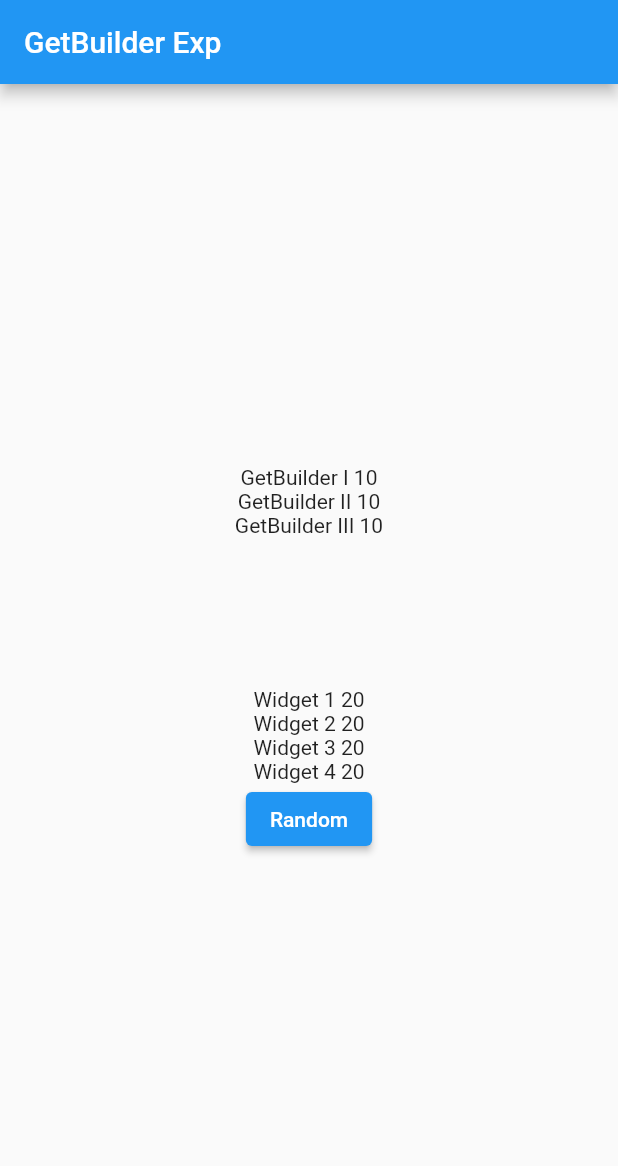
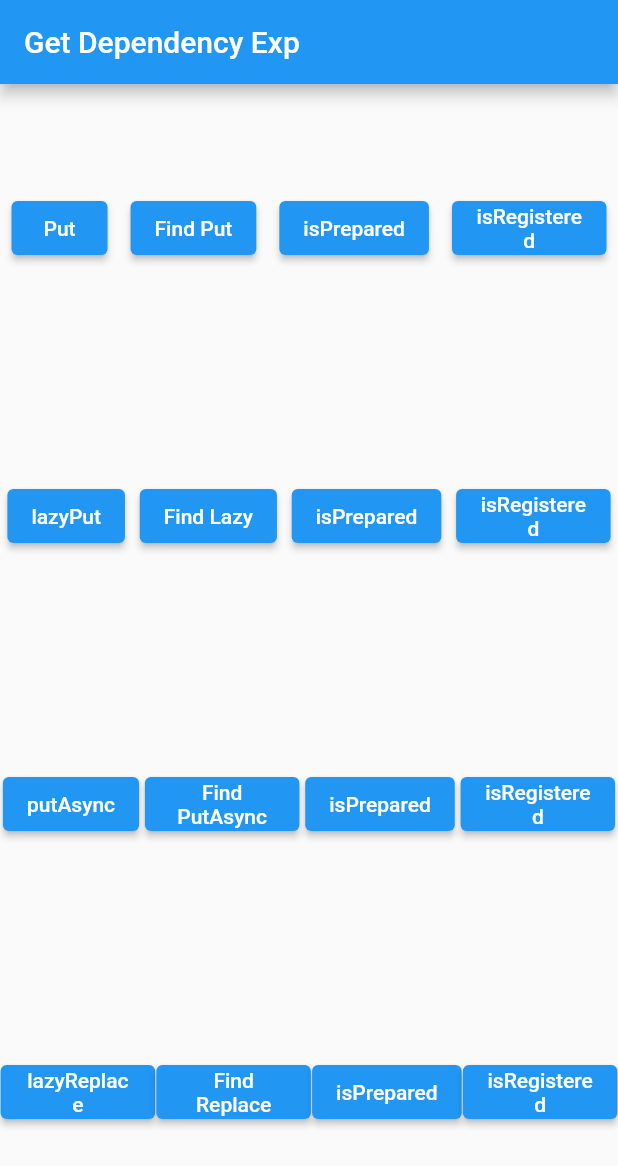
Before and after one commit to Nyan-Win-Naing/flutter_getx, a Flutter app: the screen it shows after launch, on a phone screen of 412 x 824 dp. Shown: the top 1166 px of the screen. Run offline on Flutter 3.47's test engine with Material 2 defaults, Android fonts, the phone set to English and light mode, and no system bars; our stand-ins replace get.

Commit message:
Get Dependency

```diff
--- /dev/null
+++ b/lib/get_lesson/get_dependency.dart
@@ -0,0 +1,191 @@
+import 'package:flutter/material.dart';
+import 'package:get/get.dart';
+
+class Put {
+  final String name;
+  Put(this.name);
+}
+
+class PutAsync {
+  final String name;
+  PutAsync(this.name);
+}
+
+class Lazy {
+  final String name;
+  Lazy(this.name);
+}
+
+class GetDependency extends StatelessWidget {
+  @override
+  Widget build(BuildContext context) {
+    return Scaffold(
+      appBar: AppBar(
+        title: Text("Get Dependency Exp"),
+      ),
+      body: Column(
+        mainAxisAlignment: MainAxisAlignment.spaceAround,
+        children: [
+          Row(
+            mainAxisAlignment: MainAxisAlignment.spaceAround,
+            children: [
+              ButtonView(
+                label: "Put",
+                onTap: () {
+                  Get.put(Put("Put"));
+                  // Get.put(
+                  //   Put("Second Put"),
+                  //   tag: "second",
+                  // );
+                  // Get.replace(Put("replace with new put"), tag: "second");
+                  // Get.delete<Put>();
+                  // Get.deleteAll();
+                  // Get.reload<Put>(
+                  //   force: false,
+                  // );
+                },
+              ),
+              ButtonView(
+                label: "Find Put",
+                onTap: () {
+                  print(Get.find<Put>(
+                          // tag: "second",
+                          )
+                      .name);
+                },
+              ),
+              ButtonView(
+                label: "isPrepared",
+                onTap: () {
+                  print(Get.isPrepared<Put>(
+                    tag: "second",
+                  ));
+                },
+              ),
+              ButtonView(
+                label: "isRegistered",
+                onTap: () {
+                  print(Get.isRegistered<Put>());
+                },
+              ),
+            ],
+          ),
+          Row(
+            mainAxisAlignment: MainAxisAlignment.spaceAround,
+            children: [
+              ButtonView(
+                label: "lazyPut",
+                onTap: () {
+                  // Get.lazyPut(() => Lazy("lazyPut"));
+                  // Get.lazyReplace(() => Lazy("replace with new lazy"));
+                  Get.create(() => Put("Hello"));
+                },
+              ),
+              ButtonView(
+                label: "Find Lazy",
+                onTap: () {
+                  print(Get.find<Lazy>().name);
+                },
+              ),
+              ButtonView(
+                label: "isPrepared",
+                onTap: () {
+                  print(Get.isPrepared<Lazy>());
+                },
+              ),
+              ButtonView(
+                label: "isRegistered",
+                onTap: () {
+                  print(Get.isRegistered<Lazy>());
+                },
+              ),
+            ],
+          ),
+          Row(
+            mainAxisAlignment: MainAxisAlignment.spaceAround,
+            children: [
+              ButtonView(
+                label: "putAsync",
+                onTap: () {
+                  Get.putAsync(
+                    () async => Future.delayed(
+                      Duration(seconds: 3),
+                      () => PutAsync("putAsync"),
+                    ),
+                  );
+                },
+              ),
+              ButtonView(
+                label: "Find PutAsync",
+                onTap: () {
+                  print(Get.find<PutAsync>().name);
+                },
+              ),
+              ButtonView(
+                label: "isPrepared",
+                onTap: () {
+                  print(Get.isPrepared<PutAsync>());
+                },
+              ),
+              ButtonView(
+                label: "isRegistered",
+                onTap: () {
+                  print(Get.isRegistered<PutAsync>());
+                },
+              ),
+            ],
+          ),
+          Row(
+            mainAxisAlignment: MainAxisAlignment.spaceAround,
+            children: [
+              ButtonView(
+                label: "lazyReplace",
+                onTap: () {
+                  // Get.lazyReplace(() => Lazy("Replace With New Lazy"));
+                  Get.create(() => Put("Hello"));
+                },
+              ),
+              ButtonView(
+                label: "Find Replace",
+                onTap: () {
+                  print(Get.find<Put>().name);
+                },
+              ),
+              ButtonView(
+                label: "isPrepared",
+                onTap: () {
+                  print(Get.isPrepared<Put>());
+                },
+              ),
+              ButtonView(
+                label: "isRegistered",
+                onTap: () {
+                  print(Get.isRegistered<Put>());
+                },
+              ),
+            ],
+          ),
+        ],
+      ),
+    );
+  }
+}
+
+class ButtonView extends StatelessWidget {
+  final String label;
+  final Function onTap;
+
+  ButtonView({required this.label, required this.onTap});
+
+  @override
+  Widget build(BuildContext context) {
+    return Flexible(
+      child: ElevatedButton(
+        onPressed: () {
+          onTap();
+        },
+        child: Text(label, textAlign: TextAlign.center),
+      ),
+    );
+  }
+}
--- a/lib/main.dart
+++ b/lib/main.dart
@@ -1,6 +1,7 @@
 import 'package:flutter/material.dart';
 import 'package:get_flutter/get_lesson/get_builder_exp.dart';
 import 'package:get_flutter/get_lesson/get_controller_exp.dart';
+import 'package:get_flutter/get_lesson/get_dependency.dart';
 import 'package:get_flutter/get_lesson/rx_dart.dart';
 
 void main() {
@@ -18,7 +19,8 @@ class MyApp extends StatelessWidget {
         primarySwatch: Colors.blue,
       ),
       // home: GetControllerExp(),
-      home: GetBuilderExp(),
+      // home: GetBuilderExp(),
+      home: GetDependency(),
     );
   }
 }
```
